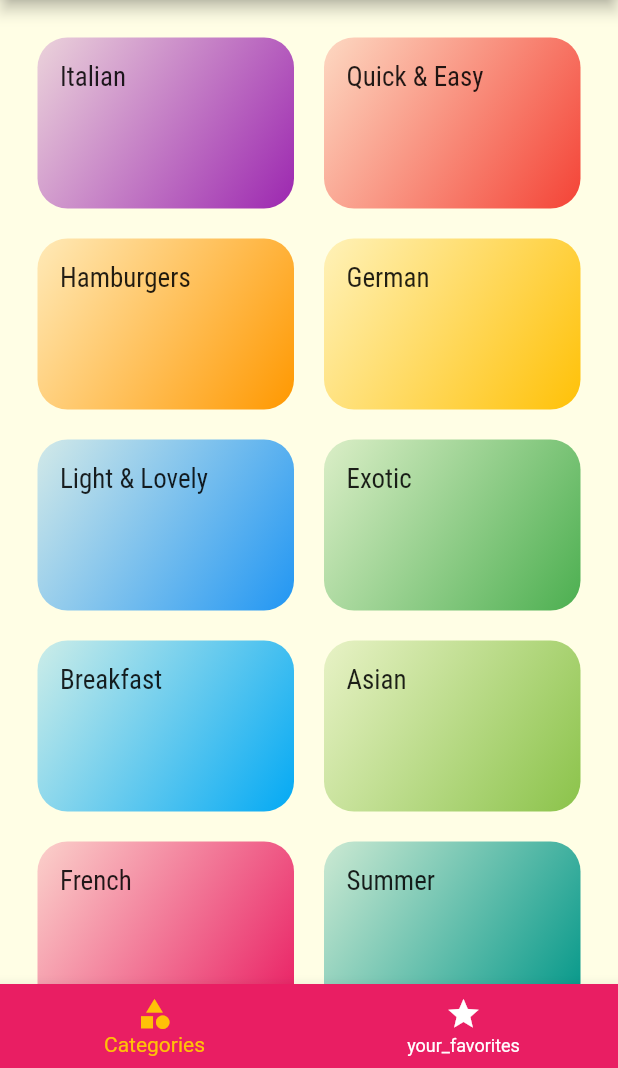
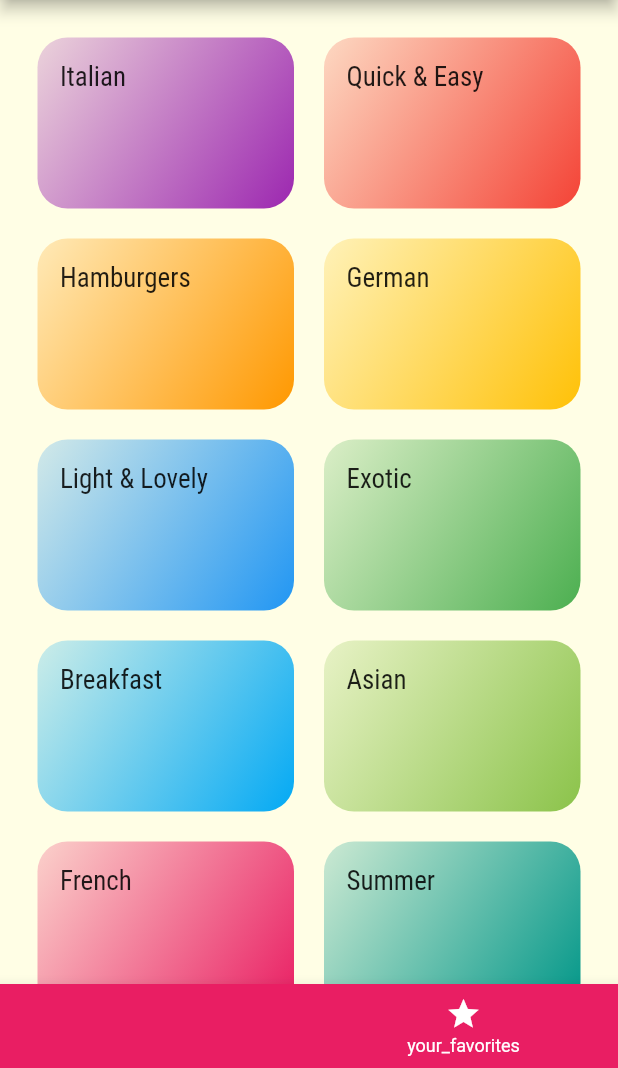
Before and after one commit to Devsaci/meal_app_fulaih, a Flutter app: the TabsScreen screen opened directly, on a phone screen of 412 x 824 dp, the part 168-1236 px from its top. Run offline on Flutter 3.47's test engine with Material 2 defaults, Android fonts, the phone set to English and light mode, and no system bars; statements that could not run were skipped.

Commit message:
primaryColor/accentColor

```diff
--- a/lib/screens/tabs_screen.dart
+++ b/lib/screens/tabs_screen.dart
@@ -41,8 +41,8 @@ class _TabsScreenState extends State<TabsScreen> {
       body: _pages[_selectedPageIndex]['page'],
       bottomNavigationBar: BottomNavigationBar(
         onTap: _selectPage,
-        backgroundColor: Theme.of(context).colorScheme.primary,
-        selectedItemColor: Theme.of(context).colorScheme.secondary,
+        backgroundColor: Theme.of(context).primaryColor,
+        selectedItemColor: Theme.of(context).accentColor.,
         unselectedItemColor: Colors.white,
         currentIndex: _selectedPageIndex,
         items: [
```
